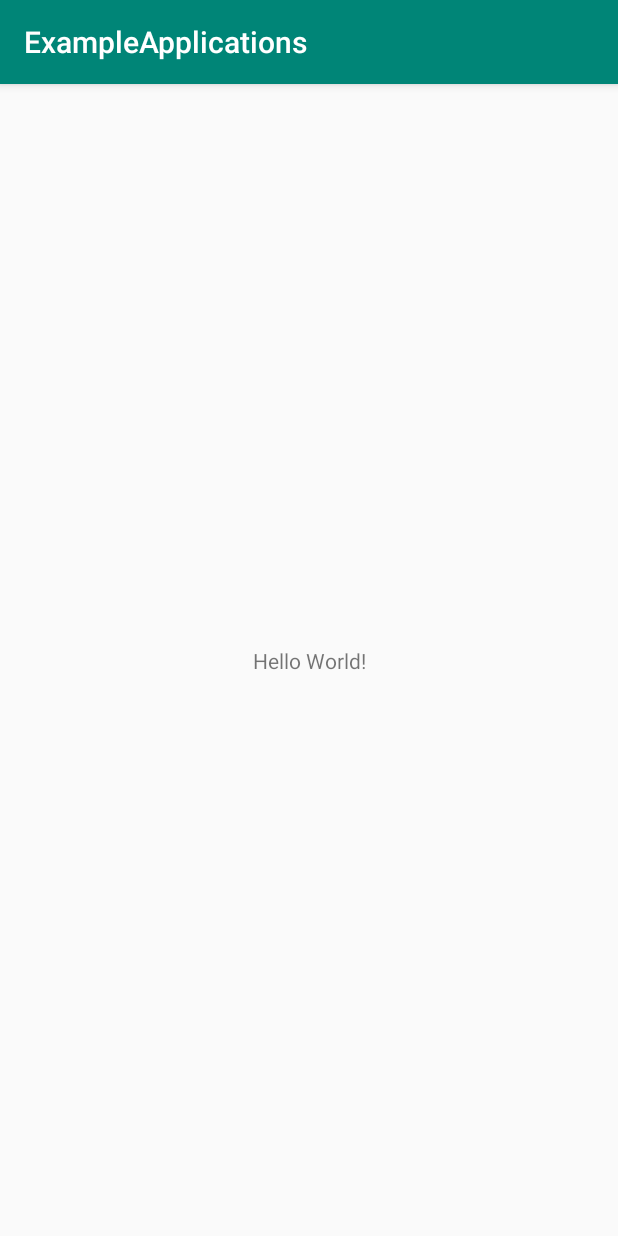
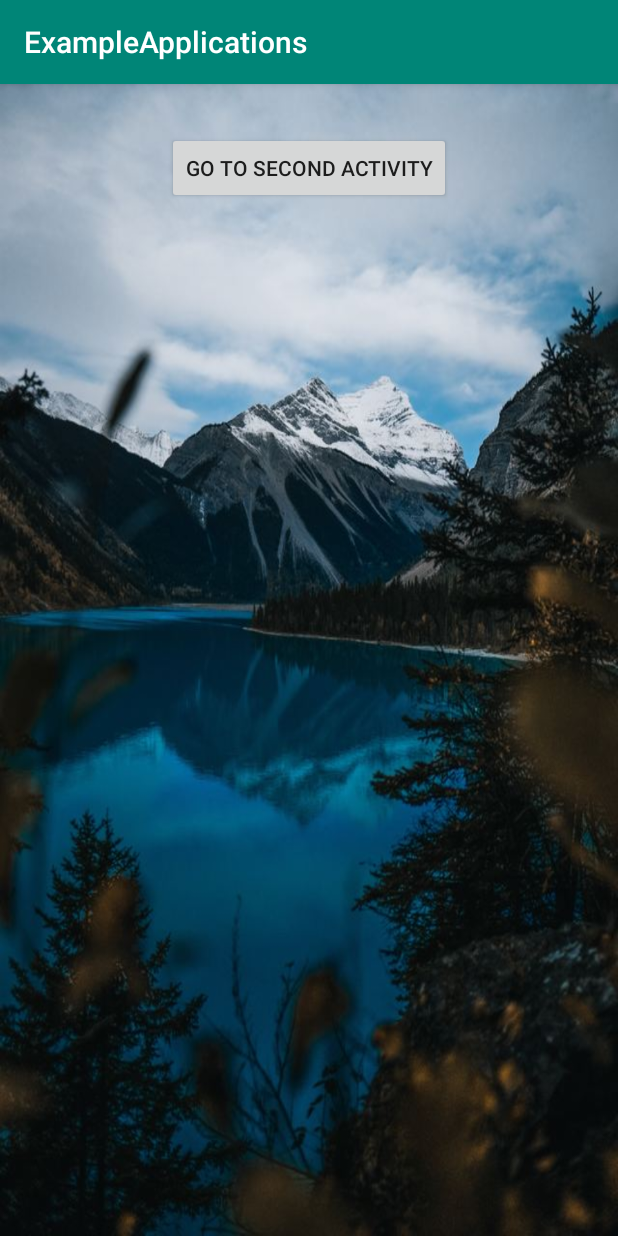
Before and after one commit to arpitparmar5739/android_examples, an Android app: the screen it shows after launch (MainActivity), on a phone screen of 412 x 824 dp. Run offline under Robolectric (Android 15) with nearby library versions, the phone set to English and light mode, and no system bars.

Commit message:
Created activity to activity communication using intents. Also implemented ScrollView for the first time.

```diff
--- a/app/src/main/AndroidManifest.xml
+++ b/app/src/main/AndroidManifest.xml
@@ -9,6 +9,7 @@
         android:roundIcon="@mipmap/ic_launcher_round"
         android:supportsRtl="true"
         android:theme="@style/AppTheme">
+        <activity android:name=".SecondActivity"></activity>
         <activity android:name=".MainActivity">
             <intent-filter>
                 <action android:name="android.intent.action.MAIN" />
--- a/app/src/main/java/com/example/exampleapplications/MainActivity.java
+++ b/app/src/main/java/com/example/exampleapplications/MainActivity.java
@@ -1,14 +1,41 @@
 package com.example.exampleapplications;
 
+import androidx.annotation.Nullable;
 import androidx.appcompat.app.AppCompatActivity;
 
+import android.content.Intent;
 import android.os.Bundle;
+import android.util.Log;
+import android.view.View;
+import android.widget.TextView;
 
 public class MainActivity extends AppCompatActivity {
+    TextView textFromSecondActivity;
+    public static final int TEXT_REQUEST = 1;
 
     @Override
     protected void onCreate(Bundle savedInstanceState) {
         super.onCreate(savedInstanceState);
         setContentView(R.layout.activity_main);
+
+        textFromSecondActivity = (TextView) findViewById(R.id.textFromSecondActivity);
+    }
+
+    public void goToSecondActivity(View view) {
+        Intent intent = new Intent(this, SecondActivity.class);
+        startActivityForResult(intent, TEXT_REQUEST);
+    }
+
+    @Override
+    protected void onActivityResult(int requestCode, int resultCode, @Nullable Intent data) {
+        super.onActivityResult(requestCode, resultCode, data);
+
+        if (requestCode == TEXT_REQUEST) {
+            if (resultCode == RESULT_OK) {
+                String reply = data.getStringExtra(SecondActivity.EXTRA_RETURN_MESSAGE);
+
+                textFromSecondActivity.setText(reply);
+            }
+        }
     }
 }
--- a/app/src/main/res/layout/activity_main.xml
+++ b/app/src/main/res/layout/activity_main.xml
@@ -4,15 +4,39 @@
     xmlns:tools="http://schemas.android.com/tools"
     android:layout_width="match_parent"
     android:layout_height="match_parent"
-    tools:context=".MainActivity">
+    android:background="@drawable/bg_nature"
+    tools:context=".MainActivity" >
 
-    <TextView
+    <Button
+        android:id="@+id/button"
+        android:onClick="goToSecondActivity"
         android:layout_width="wrap_content"
         android:layout_height="wrap_content"
-        android:text="Hello World!"
-        app:layout_constraintBottom_toBottomOf="parent"
-        app:layout_constraintLeft_toLeftOf="parent"
-        app:layout_constraintRight_toRightOf="parent"
+        android:layout_marginTop="32dp"
+        android:text="Go To Second Activity"
+        app:layout_constraintEnd_toEndOf="parent"
+        app:layout_constraintStart_toStartOf="parent"
         app:layout_constraintTop_toTopOf="parent" />
 
+    <ScrollView
+        android:layout_width="0dp"
+        android:layout_height="300dp"
+        android:layout_marginStart="24dp"
+        android:layout_marginLeft="24dp"
+        android:layout_marginTop="32dp"
+        android:layout_marginEnd="24dp"
+        android:layout_marginRight="24dp"
+        android:layout_marginBottom="32dp"
+        app:layout_constraintBottom_toBottomOf="parent"
+        app:layout_constraintEnd_toEndOf="parent"
+        app:layout_constraintStart_toStartOf="parent"
+        app:layout_constraintTop_toBottomOf="@+id/button">
+
+        <TextView
+            android:id="@+id/textFromSecondActivity"
+            android:layout_width="match_parent"
+            android:layout_height="wrap_content"
+            android:textColor="#FFFFFF"
+            android:textSize="24sp" />
+    </ScrollView>
 </androidx.constraintlayout.widget.ConstraintLayout>
--- a/build.gradle
+++ b/build.gradle
@@ -7,7 +7,7 @@ buildscript {
 
     }
     dependencies {
-        classpath 'com.android.tools.build:gradle:3.5.1'
+        classpath 'com.android.tools.build:gradle:3.5.2'
 
         // NOTE: Do not place your application dependencies here; they belong
         // in the individual module build.gradle files
```
Also changed, not shown: app/src/main/java/com/example/exampleapplications/SecondActivity.java (added, +28 -0 lines), app/src/main/res/layout/activity_second.xml (added, +37 -0 lines), app/src/main/res/drawable/bg_beauty_and_the_beast.jpg (added), app/src/main/res/drawable/bg_nature.jpg (added), app/src/main/res/drawable/bg_night.jpg (added).
